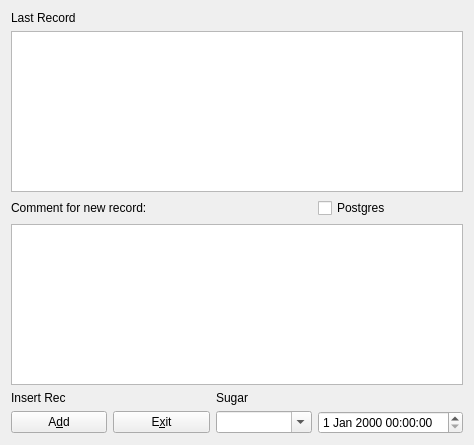
Above: sugar.ui from lbase/bpvitals before the change. Below: the same form after it.
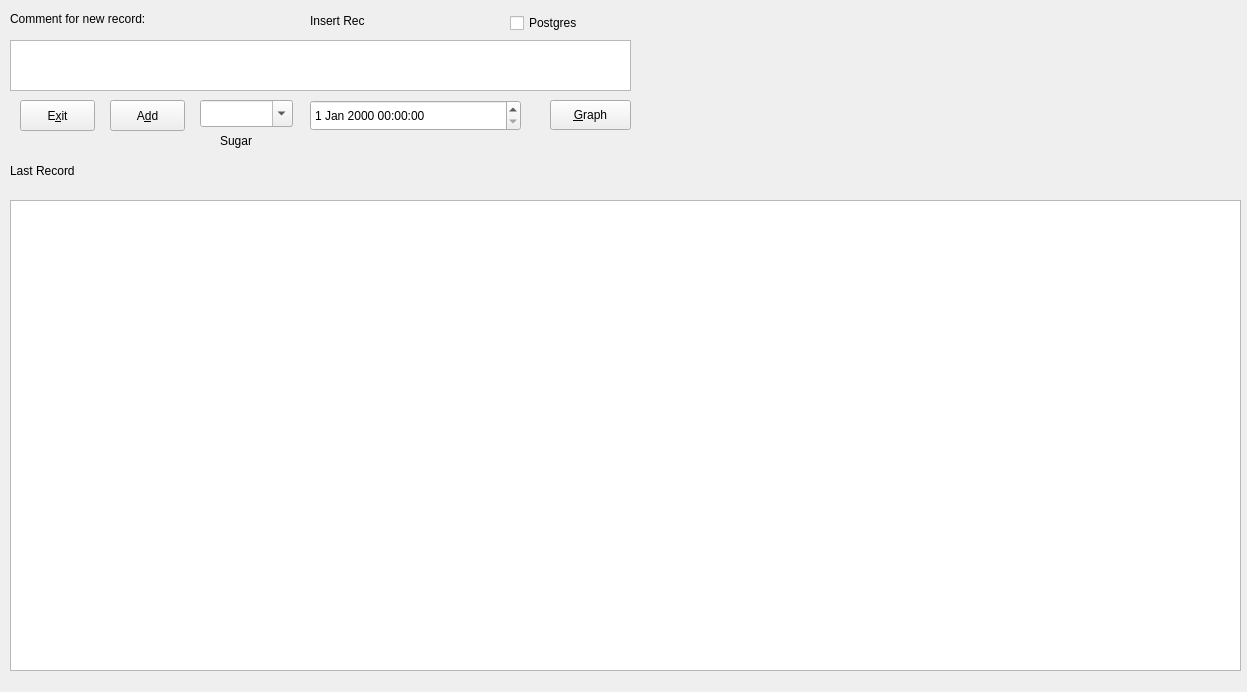
That is the form after the change.

Commit message: move layout arond and add graphs button

```diff
--- a/sugar.ui
+++ b/sugar.ui
@@ -6,84 +6,196 @@
    <rect>
     <x>0</x>
     <y>0</y>
-    <width>474</width>
-    <height>445</height>
+    <width>1247</width>
+    <height>692</height>
    </rect>
   </property>
+  <property name="sizePolicy">
+   <sizepolicy hsizetype="Fixed" vsizetype="Fixed">
+    <horstretch>0</horstretch>
+    <verstretch>0</verstretch>
+   </sizepolicy>
+  </property>
+  <property name="maximumSize">
+   <size>
+    <width>1247</width>
+    <height>692</height>
+   </size>
+  </property>
   <property name="windowTitle">
    <string>Form</string>
   </property>
-  <layout class="QGridLayout" name="gridLayout">
-   <item row="0" column="0">
     <widget class="QLabel" name="lblLastRec">
+   <property name="geometry">
+    <rect>
+     <x>10</x>
+     <y>160</y>
+     <width>95</width>
+     <height>21</height>
+    </rect>
+   </property>
      <property name="text">
       <string>Last Record</string>
      </property>
     </widget>
-   </item>
-   <item row="1" column="0" colspan="4">
-    <widget class="QTableView" name="tblViewRec"/>
-   </item>
-   <item row="2" column="0" colspan="3">
+  <widget class="QTableView" name="tblViewRec">
+   <property name="geometry">
+    <rect>
+     <x>10</x>
+     <y>200</y>
+     <width>1231</width>
+     <height>471</height>
+    </rect>
+   </property>
+   <property name="sizePolicy">
+    <sizepolicy hsizetype="Expanding" vsizetype="Expanding">
+     <horstretch>0</horstretch>
+     <verstretch>0</verstretch>
+    </sizepolicy>
+   </property>
+   <attribute name="horizontalHeaderDefaultSectionSize">
+    <number>200</number>
+   </attribute>
+   <attribute name="horizontalHeaderMinimumSectionSize">
+    <number>50</number>
+   </attribute>
+   <attribute name="horizontalHeaderStretchLastSection">
+    <bool>true</bool>
+   </attribute>
+   <attribute name="verticalHeaderDefaultSectionSize">
+    <number>30</number>
+   </attribute>
+   <attribute name="verticalHeaderMinimumSectionSize">
+    <number>20</number>
+   </attribute>
+  </widget>
     <widget class="QLabel" name="lblComment">
+   <property name="geometry">
+    <rect>
+     <x>10</x>
+     <y>8</y>
+     <width>209</width>
+     <height>21</height>
+    </rect>
+   </property>
      <property name="text">
       <string>Comment for new record:</string>
      </property>
     </widget>
-   </item>
-   <item row="3" column="0" colspan="4">
     <widget class="QPlainTextEdit" name="txtComment">
+   <property name="geometry">
+    <rect>
+     <x>10</x>
+     <y>40</y>
+     <width>621</width>
+     <height>51</height>
+    </rect>
+   </property>
      <property name="plainText">
       <string/>
      </property>
     </widget>
-   </item>
-   <item row="4" column="0">
-    <widget class="QLabel" name="lblInsert">
-     <property name="text">
-      <string>Insert Rec</string>
-     </property>
-    </widget>
-   </item>
-   <item row="4" column="2">
-    <widget class="QLabel" name="lblSugar">
+  <widget class="QCheckBox" name="chkPG">
+   <property name="geometry">
+    <rect>
+     <x>510</x>
+     <y>10</y>
+     <width>94</width>
+     <height>26</height>
+    </rect>
+   </property>
      <property name="text">
-      <string>Sugar</string>
-     </property>
-    </widget>
-   </item>
-   <item row="5" column="0">
+    <string>Postgres</string>
+   </property>
+  </widget>
     <widget class="QPushButton" name="btnInsert">
+   <property name="geometry">
+    <rect>
+     <x>110</x>
+     <y>100</y>
+     <width>75</width>
+     <height>31</height>
+    </rect>
+   </property>
      <property name="text">
       <string>A&amp;dd</string>
      </property>
     </widget>
-   </item>
-   <item row="5" column="1">
-    <widget class="QPushButton" name="btnExit">
-     <property name="text">
-      <string>E&amp;xit</string>
-     </property>
-    </widget>
-   </item>
-   <item row="5" column="2">
     <widget class="QComboBox" name="sugarCombo">
+   <property name="geometry">
+    <rect>
+     <x>200</x>
+     <y>100</y>
+     <width>93</width>
+     <height>27</height>
+    </rect>
+   </property>
      <property name="editable">
       <bool>true</bool>
      </property>
     </widget>
-   </item>
-   <item row="5" column="3">
-    <widget class="QDateTimeEdit" name="dateTimeEdit"/>
-   </item>
-   <item row="2" column="3">
-    <widget class="QCheckBox" name="chkPG">
+  <widget class="QLabel" name="lblInsert">
+   <property name="geometry">
+    <rect>
+     <x>310</x>
+     <y>10</y>
+     <width>84</width>
+     <height>21</height>
+    </rect>
+   </property>
      <property name="text">
-      <string>Postgres</string>
-     </property>
-    </widget>
-   </item>
-  </layout>
+    <string>Insert Rec</string>
+   </property>
+  </widget>
+  <widget class="QPushButton" name="btnExit">
+   <property name="geometry">
+    <rect>
+     <x>20</x>
+     <y>100</y>
+     <width>75</width>
+     <height>31</height>
+    </rect>
+   </property>
+   <property name="text">
+    <string>E&amp;xit</string>
+   </property>
+  </widget>
+  <widget class="QLabel" name="lblSugar">
+   <property name="geometry">
+    <rect>
+     <x>220</x>
+     <y>130</y>
+     <width>49</width>
+     <height>21</height>
+    </rect>
+   </property>
+   <property name="text">
+    <string>Sugar</string>
+   </property>
+  </widget>
+  <widget class="QDateTimeEdit" name="dateTimeEdit">
+   <property name="geometry">
+    <rect>
+     <x>310</x>
+     <y>100</y>
+     <width>211</width>
+     <height>31</height>
+    </rect>
+   </property>
+  </widget>
+  <widget class="QToolButton" name="btnGraph">
+   <property name="geometry">
+    <rect>
+     <x>550</x>
+     <y>100</y>
+     <width>81</width>
+     <height>30</height>
+    </rect>
+   </property>
+   <property name="text">
+    <string>&amp;Graph</string>
+   </property>
+  </widget>
  </widget>
  <resources/>
  <connections/>
```
Left out of the diff: 2 changed lines with no effect on the pictures. Lines whose indentation alone changed are shown as unchanged. The commit also changes 1 other file.
